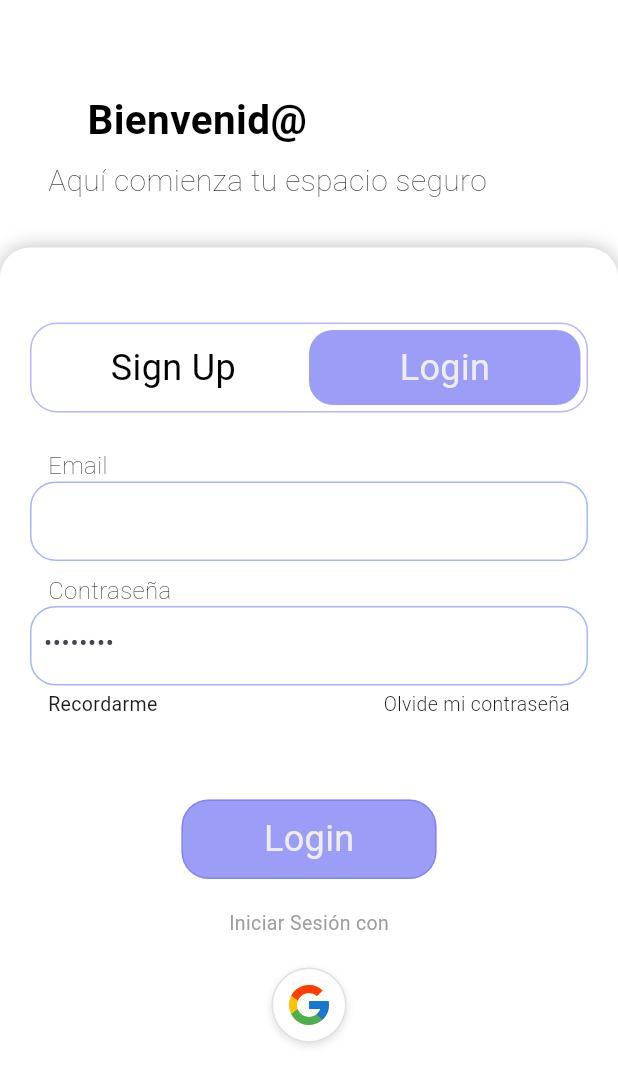
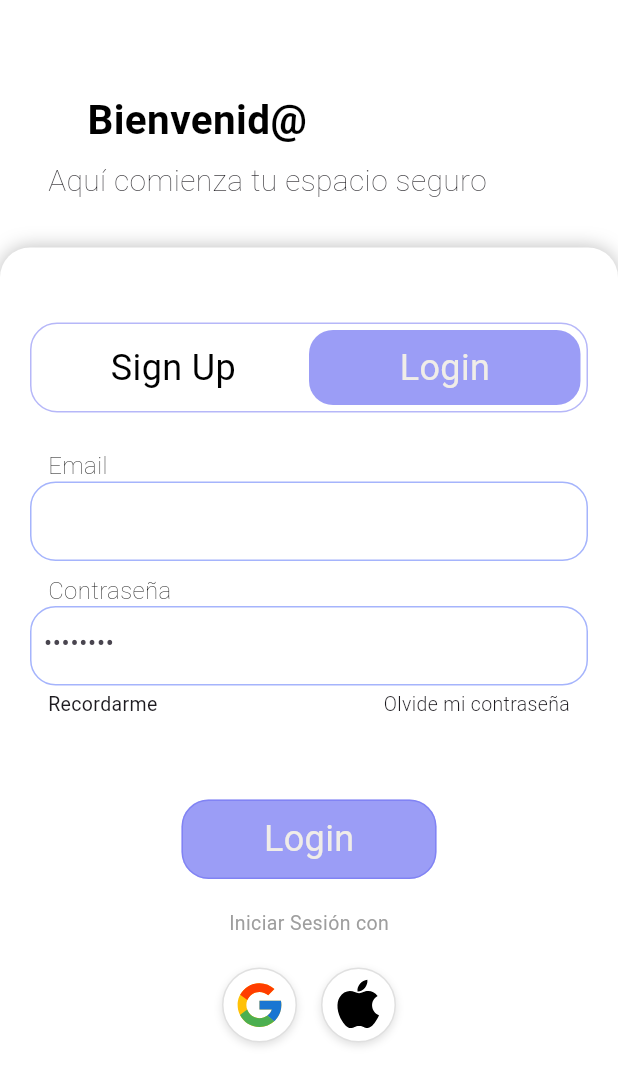
Before and after one commit to jonnvam/Harmoni, a Flutter app: the screen it shows after launch, after a tap on "Login", on a phone screen of 412 x 824 dp. Shown: the top 1085 px of the screen. Run offline on Flutter 3.47's test engine with Material 3 defaults, Android fonts, the phone set to English and light mode, and no system bars; our stand-ins replace carousel_slider, cloud_firestore, firebase_auth, firebase_core, flutter_svg, google_sign_in and 4 more; accounts and stored records are empty; Roboto replaces fonts that are missing (Kantumruy Pro).

Commit message:
Agregué autenticación por google

```diff
--- a/lib/components/reusable_widgets.dart
+++ b/lib/components/reusable_widgets.dart
@@ -526,13 +526,19 @@ class AuthButton extends StatelessWidget {
   }
 }
 
-//Botón para acceder por medio de google
-class GoogleAuthButton extends StatelessWidget{
+//Botón para acceder por autenticación por servicio ej. google
+class AuthIconButton extends StatelessWidget {
   final VoidCallback onPressed;
-
-   const GoogleAuthButton({
+  final String iconPath;
+  final Color backgroundColor;
+  final double size;
+
+  const AuthIconButton({
     super.key,
     required this.onPressed,
+    required this.iconPath,
+    this.backgroundColor = Colors.white,
+    this.size = 50,
   });
 
   @override
@@ -541,11 +547,11 @@ class GoogleAuthButton extends StatelessWidget{
       onTap: onPressed,
       child: Center(
         child: Container(
-        width: 50,
-        height: 50,
+          width: size,
+          height: size,
           decoration: BoxDecoration(
-          color: Colors.white,
-          borderRadius: BorderRadius.circular(25),
+            color: backgroundColor,
+            borderRadius: BorderRadius.circular(size / 2),
             border: Border.all(color: Colors.grey.shade300),
             boxShadow: const [
               BoxShadow(
@@ -555,18 +561,15 @@ class GoogleAuthButton extends StatelessWidget{
               ),
             ],
           ),
-        child: Row(
-          mainAxisAlignment: MainAxisAlignment.center,
-          children: [
-            SvgPicture.asset(
-              "assets/images/icon/google.svg",
-              width: 32,
-              height: 32,
-            ),
-          ],
-        ),
-      ),
-      )
+          child: Center(
+            child: SvgPicture.asset(
+              iconPath,
+              width: size * 0.7,
+              height: size * 0.7,
+            ),
+          ),
+        ),
+      ),
     );
   }
 }
--- a/lib/main.dart
+++ b/lib/main.dart
@@ -10,9 +10,7 @@ final logger = Logger();
 Future<void> main() async {
   WidgetsFlutterBinding.ensureInitialized();
 
-  await Firebase.initializeApp(
-    options: DefaultFirebaseOptions.currentPlatform,
-  );
+  await Firebase.initializeApp(options: DefaultFirebaseOptions.currentPlatform);
 
   logger.d("Debug mensaje");
   logger.i("Info mensaje");
@@ -26,6 +24,9 @@ class MainApp extends StatelessWidget {
 
   @override
   Widget build(BuildContext context) {
-    return MaterialApp(home: Scaffold(body: SignLoginScreen()));
+    return MaterialApp(
+      debugShowCheckedModeBanner: false,
+      home: Scaffold(body: SignLoginScreen()),
+    );
   }
 }
--- a/lib/screens/sign_login.dart
+++ b/lib/screens/sign_login.dart
@@ -3,6 +3,7 @@ import 'package:flutter_application_1/components/reusable_widgets.dart';
 import 'package:flutter_application_1/core/app_colors.dart';
 import 'package:flutter_application_1/core/text_styles.dart';
 import 'package:flutter_application_1/screens/principal_screen.dart';
+import 'package:flutter_application_1/services/auth_google.dart';
 
 class SignLoginScreen extends StatefulWidget {
   const SignLoginScreen({super.key});
@@ -13,6 +14,7 @@ class SignLoginScreen extends StatefulWidget {
 
 class _SignLoginScreenState extends State<SignLoginScreen> {
   bool isSignUpScreen = true;
+  //final AuthGoogle _authGoogle = AuthGoogle();
 
   @override
   Widget build(BuildContext context) {
@@ -264,11 +266,31 @@ class _SignLoginScreenState extends State<SignLoginScreen> {
             ),
           ),
         ),
-        const SizedBox(height: 20,),
-        GoogleAuthButton(
-          onPressed: (){
-            print('Sign Up con Google');
-          })
+        const SizedBox(height: 20),
+        Row(
+          mainAxisAlignment: MainAxisAlignment.center,
+          children: [
+            AuthIconButton(
+              iconPath: "assets/images/icon/google.svg",
+              onPressed: () async {
+                final user = await AuthService().signInWithGoogle(context);
+                if (user != null) {
+                  Navigator.pushReplacement(
+                    context,
+                    MaterialPageRoute(builder: (_) => PrincipalScreen()),
+                  );
+                }
+              },
+            ),
+            const SizedBox(width: 16),
+            AuthIconButton(
+              iconPath: "assets/images/icon/apple.svg",
+              onPressed: () {
+                print("Registrarse con Apple");
+              },
+            ),
+          ],
+        ),
       ],
     );
   }
@@ -354,9 +376,7 @@ class _SignLoginScreenState extends State<SignLoginScreen> {
             onPressed: () {
               Navigator.push(
                 context,
-                MaterialPageRoute(
-                  builder: (context) => PrincipalScreen(),
-                ),
+                MaterialPageRoute(builder: (context) => PrincipalScreen()),
               );
             },
           ),
@@ -375,13 +395,34 @@ class _SignLoginScreenState extends State<SignLoginScreen> {
           ),
         ),
         const SizedBox(height: 20),
-        GoogleAuthButton(
-          onPressed: (){
-            print('Login con Google');
-          })
+        Row(
+          mainAxisAlignment: MainAxisAlignment.center,
+          children: [
+            AuthIconButton(
+              iconPath: "assets/images/icon/google.svg",
+              onPressed: () async {
+                final user = await AuthService().signUpWithGoogle(context);
+                if (user != null) {
+                  Navigator.pushReplacement(
+                    context,
+                    MaterialPageRoute(builder: (_) => PrincipalScreen()),
+                  );
+                }
+              },
+            ),
+
+            const SizedBox(width: 16),
+            AuthIconButton(
+              iconPath: "assets/images/icon/apple.svg",
+              onPressed: () {
+                print("Iniciar sesión con Apple");
+              },
+            ),
+          ],
+        ),
       ],
     );
   }
 }
 
-const double fifty = 50;//Tamaño del boton
+const double fifty = 50; //Tamaño del boton
--- a/pubspec.yaml
+++ b/pubspec.yaml
@@ -20,6 +20,8 @@ dependencies:
   firebase_core: ^3.15.2
   firebase_auth: ^5.3.1
   google_sign_in: ^6.2.1
+  cloud_firestore: ^5.4.0
+  http: ^1.5.0
 dependency_overrides:
   carousel_slider: 5.1.1
 
```
Also changed, not shown: lib/screens/ajustes_screen.dart (+64 -6 lines), lib/services/auth_google.dart (added, +188 -0 lines), assets/images/icon/apple.svg (added), lib/firebase_options.dart, pubspec.lock, 5 other files. Lines whose indentation alone changed are shown as unchanged.
